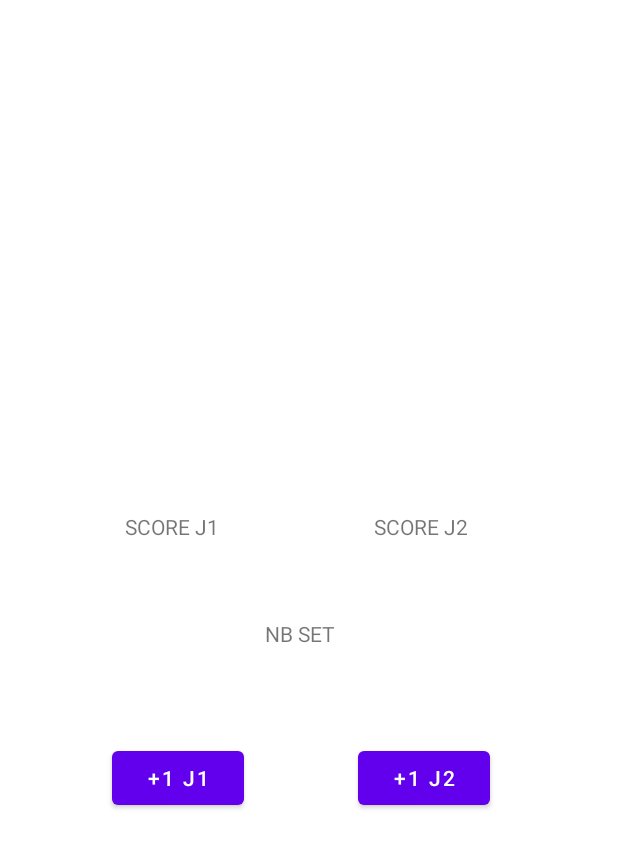
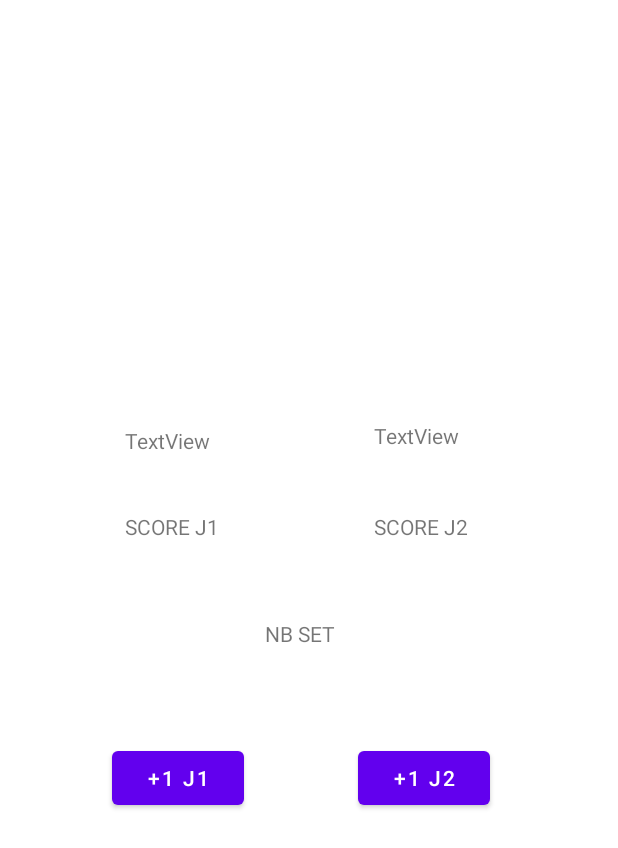
Before and after one commit to RomainRegache/TPnote, an Android app: the layout activity_third.xml on its own in the app's theme, with its tools: preview values and no code run, on a phone screen of 412 x 824 dp. Shown: the top 848 px of the screen. Run offline under Robolectric (Android 15) with nearby library versions, the phone set to English and light mode, and no system bars.

```diff
--- a/app/src/main/java/com/example/tpnote/MainActivity.kt
+++ b/app/src/main/java/com/example/tpnote/MainActivity.kt
@@ -31,7 +31,7 @@ class MainActivity : AppCompatActivity() {
         }*/
 
         binding.buttonMatch.setOnClickListener() {
-            intent = Intent(this, Historique::class.java)
+            intent = Intent(this, SecondScreen::class.java)
             startActivity(intent)
         }
 
--- a/app/src/main/res/layout/activity_third.xml
+++ b/app/src/main/res/layout/activity_third.xml
@@ -75,4 +75,30 @@
         app:layout_constraintEnd_toEndOf="parent"
         app:layout_constraintStart_toStartOf="parent"
         app:layout_constraintTop_toTopOf="parent" />
+
+    <TextView
+        android:id="@+id/joueur1"
+        android:layout_width="wrap_content"
+        android:layout_height="wrap_content"
+        android:layout_marginBottom="35dp"
+        android:text="TextView"
+        app:layout_constraintBottom_toTopOf="@+id/scoreJ1"
+        app:layout_constraintEnd_toEndOf="parent"
+        app:layout_constraintHorizontal_bias="0.235"
+        app:layout_constraintStart_toStartOf="parent"
+        app:layout_constraintTop_toTopOf="parent"
+        app:layout_constraintVertical_bias="0.991" />
+
+    <TextView
+        android:id="@+id/joueur2"
+        android:layout_width="wrap_content"
+        android:layout_height="wrap_content"
+        android:layout_marginBottom="41dp"
+        android:text="TextView"
+        app:layout_constraintBottom_toTopOf="@+id/scoreJ2"
+        app:layout_constraintEnd_toEndOf="parent"
+        app:layout_constraintHorizontal_bias="0.509"
+        app:layout_constraintStart_toEndOf="@+id/joueur1"
+        app:layout_constraintTop_toTopOf="parent"
+        app:layout_constraintVertical_bias="1.0" />
 </androidx.constraintlayout.widget.ConstraintLayout>
--- a/app/src/main/res/values/strings.xml
+++ b/app/src/main/res/values/strings.xml
@@ -1,8 +1,8 @@
 <resources>
     <string name="app_name">TPnote</string>
     <string-array name="nbSet">
-        <item>Match en 1 set</item>
-        <item>Match en 3 set</item>
-        <item>Match en 5 set</item>
+        <item>1</item>
+        <item>3</item>
+        <item>5</item>
     </string-array>
 </resources>
```
Also changed, not shown: app/src/main/java/com/example/tpnote/SecondScreen.kt (+10 -4 lines), app/src/main/java/com/example/tpnote/ThirdActivity.kt (+8 -0 lines).
